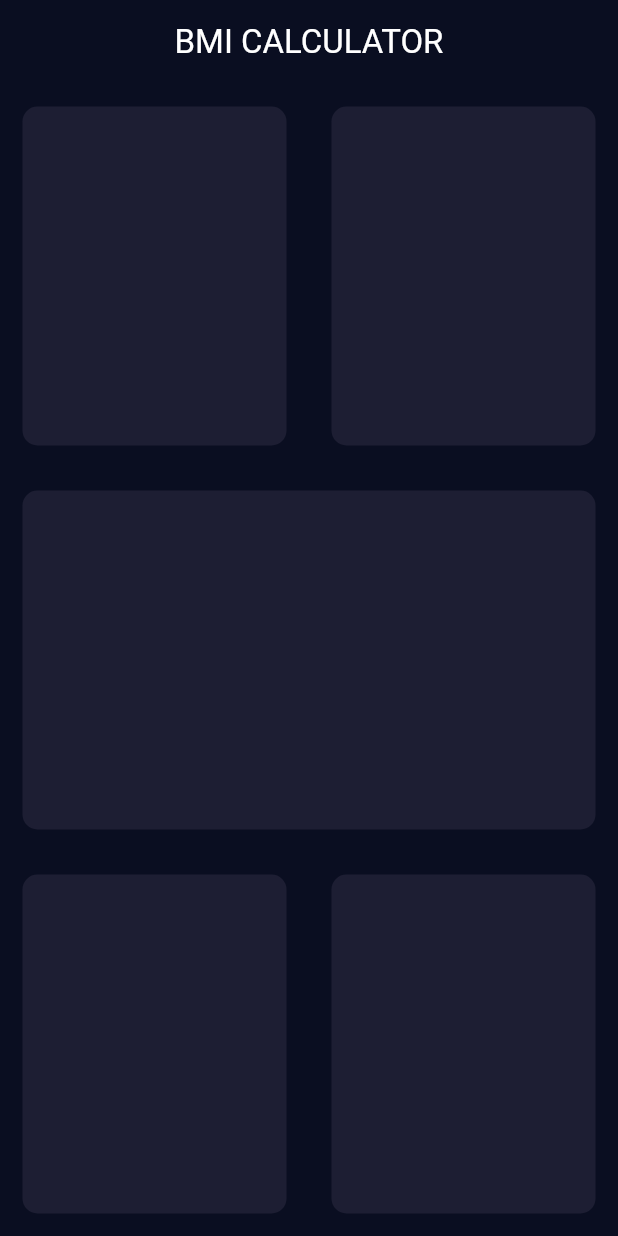
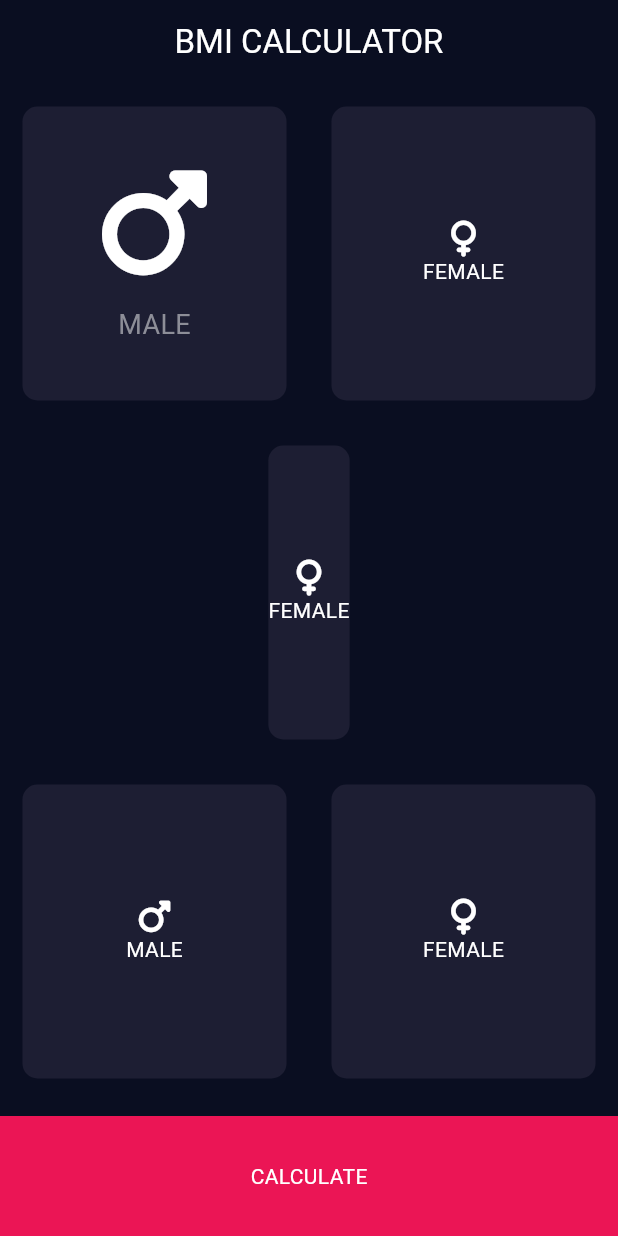
Before and after one commit to mehrshadkhv/BMI-Calculator, a Flutter app: the screen it shows after launch, on a phone screen of 412 x 824 dp. Run offline on Flutter 3.47's test engine with Material 3 defaults, Android fonts, the phone set to English and light mode, and no system bars; our stand-ins replace font_awesome_flutter.

Commit message:
Third Commit

```diff
--- a/lib/input_page.dart
+++ b/lib/input_page.dart
@@ -1,4 +1,9 @@
 import 'package:flutter/material.dart';
+import 'package:font_awesome_flutter/font_awesome_flutter.dart';
+
+const bottomContainerHeight = 80.0;
+const activeCardColour = Color(0xFF1D1E33);
+const bottomContainerColour = Color(0xFFEB1555);
 
 class InputPage extends StatefulWidget {
   const InputPage({super.key});
@@ -16,34 +21,81 @@ class _InputPageState extends State<InputPage> {
         title: const Text('BMI CALCULATOR'),
         centerTitle: true,
       ),
-      body: const Column(
+      body: Column(
         children: [
-          Expanded(child:
+          const Expanded(child:
           Row(
             children: [
               Expanded(child:
-              ReusableCard(colour: Color(0xFF1D1E33),),
+              ReusableCard(colour: activeCardColour,cardChild: Column(
+                mainAxisAlignment: MainAxisAlignment.center,
+                children: [
+                  Icon(FontAwesomeIcons.mars,
+                  size: 80.0,
+                  ),
+                  SizedBox(height: 15.0),
+                  Text('MALE',
+                  style: TextStyle(
+                    fontSize: 18.0,
+                    color: Color(0xFF8D8E98),
+                  ),
+                  ),
+                ],
+              ),),
               ),
               Expanded(child:
-              ReusableCard(colour: Color(0xFF1D1E33),),
+              ReusableCard(colour: activeCardColour,cardChild: Column(
+                mainAxisAlignment: MainAxisAlignment.center,
+                children: [
+                  Icon(FontAwesomeIcons.venus),
+                  Text('FEMALE'),
+                ],
+              ),),
               ),
             ],
           ),
           ),
-          Expanded(child:
-          ReusableCard(colour: Color(0xFF1D1E33),),
+          const Expanded(child:
+          ReusableCard(colour: activeCardColour,cardChild: Column(
+            mainAxisAlignment: MainAxisAlignment.center,
+            children: [
+              Icon(FontAwesomeIcons.venus),
+              Text('FEMALE'),
+            ],
+          ),),
           ),
-      Expanded(child:
+      const Expanded(child:
           Row(
             children: [
               Expanded(child:
-              ReusableCard(colour: Color(0xFF1D1E33),),
+              ReusableCard(colour: activeCardColour,cardChild: Column(
+                mainAxisAlignment: MainAxisAlignment.center,
+                children: [
+                  Icon(FontAwesomeIcons.mars),
+                  Text('MALE'),
+                ],
+              ),),
               ),
               Expanded(child:
-              ReusableCard(colour: Color(0xFF1D1E33),),
+              ReusableCard(colour: activeCardColour,cardChild: Column(
+                mainAxisAlignment: MainAxisAlignment.center,
+                children: [
+                  Icon(FontAwesomeIcons.venus),
+                  Text('FEMALE'),
+                ],
+              ),),
           ),
             ],
           ),),
+          Container(
+            color: bottomContainerColour,
+            margin: const EdgeInsets.only(top: 10.0),
+            width: double.infinity,
+            height: bottomContainerHeight,
+            child: const Center(
+              child: Text('CALCULATE'),
+            ),
+          ),
         ],
       ),
     );
@@ -52,8 +104,9 @@ class _InputPageState extends State<InputPage> {
 
 class ReusableCard extends StatelessWidget {
 
-  const ReusableCard({super.key, required this.colour});
+  const ReusableCard({super.key, required this.colour, required this.cardChild});
   final Color colour;
+  final Widget cardChild;
 
   @override
   Widget build(BuildContext context) {
@@ -63,6 +116,7 @@ class ReusableCard extends StatelessWidget {
               color: colour,
               borderRadius: BorderRadius.circular(10.0),
             ),
+            child: cardChild,
           );
   }
 }
--- a/pubspec.yaml
+++ b/pubspec.yaml
@@ -35,6 +35,7 @@ dependencies:
   # The following adds the Cupertino Icons font to your application.
   # Use with the CupertinoIcons class for iOS style icons.
   cupertino_icons: ^1.0.8
+  font_awesome_flutter: ^10.8.0
 
 dev_dependencies:
   flutter_test:
```
Also changed, not shown: pubspec.lock, 4 other files.
